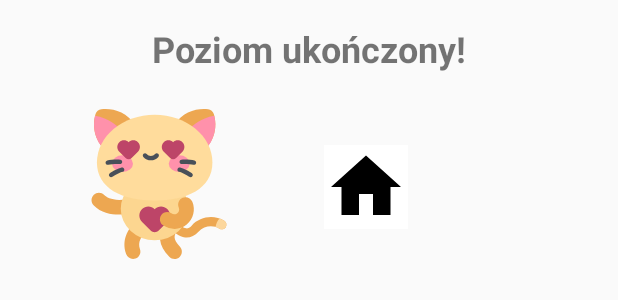
After one commit to Mantykora/Syllable, an Android app: the layout alert_dialog_level_end.xml on its own in the app's theme, with its tools: preview values and no code run, on a phone screen of 412 x 824 dp. The commit adds this screen. Shown: the top 300 px of the screen. Run offline under Robolectric (Android 15) with nearby library versions, the phone set to English and light mode, and no system bars.

Commit message:
feat: add end level dialog

```diff
--- a/app/src/main/java/eu/mantykora/sylaby/SyllableActivity.kt
+++ b/app/src/main/java/eu/mantykora/sylaby/SyllableActivity.kt
@@ -1,6 +1,7 @@
 package eu.mantykora.sylaby
 
 import android.content.Context
+import android.content.Intent
 import android.media.AudioAttributes
 import android.media.SoundPool
 import android.os.Bundle
@@ -338,7 +339,14 @@ class SyllableActivity : AppCompatActivity() {
 
             soundPool!!.play(succcessSoundId, 1F, 1F, 1, 0, 1F)
 
-           showAlertDialog()
+            if (levelNumber == levelList.lastIndex) {
+                Log.d("SyllableActivity", "last index")
+                showEndOfLevelDialog()
+            } else {
+                showAlertDialog()
+
+            }
+
 
             return
 
@@ -400,9 +408,7 @@ class SyllableActivity : AppCompatActivity() {
         val nextButton = view.findViewById<ImageButton>(R.id.next_alert_button)
 
         nextButton.setOnClickListener(View.OnClickListener {
-            if (levelNumber == levelList.lastIndex) {
-                Log.d("SyllableActivity", "last index")
-            } else {
+
             val sharedPref = applicationContext?.getSharedPreferences("level", Context.MODE_PRIVATE)
             sharedPref?.edit()?.putInt("levelInt", levelNumber+1)
                     ?.apply()
@@ -411,7 +417,7 @@ class SyllableActivity : AppCompatActivity() {
             dialog.dismiss()
 
             Log.d("click", "next") }
-        })
+        )
 
 
 
@@ -425,6 +431,13 @@ class SyllableActivity : AppCompatActivity() {
         dialog.show()
 
 
+        hide_dialog_bars(dialog)
+
+
+
+    }
+
+    private fun hide_dialog_bars(dialog: AlertDialog) {
         dialog.window.decorView.systemUiVisibility =
                 View.SYSTEM_UI_FLAG_LOW_PROFILE or
                 View.SYSTEM_UI_FLAG_FULLSCREEN or
@@ -435,9 +448,30 @@ class SyllableActivity : AppCompatActivity() {
 
         dialog.window.clearFlags(WindowManager.LayoutParams.FLAG_NOT_FOCUSABLE)
         supportActionBar?.hide()
+    }
+
+    private fun showEndOfLevelDialog() {
 
 
+        val builder = AlertDialog.Builder(this@SyllableActivity)
 
+        val view = layoutInflater.inflate(R.layout.alert_dialog_level_end, null)
+        builder.setView(view)
+
+        val homeButton = view.findViewById<ImageButton>(R.id.end_home_bt)
+        val dialog: AlertDialog = builder.create()
+
+        homeButton.setOnClickListener(View.OnClickListener {
+
+            val intent = Intent(this@SyllableActivity, MainActivity::class.java)
+            startActivity(intent)
+        })
+
+        dialog.window.setFlags(WindowManager.LayoutParams.FLAG_NOT_FOCUSABLE, WindowManager.LayoutParams.FLAG_NOT_FOCUSABLE)
+
+        dialog.show()
+
+        hide_dialog_bars(dialog)
     }
 
 
--- /dev/null
+++ b/app/src/main/res/drawable/ic_home_black_24dp.xml
@@ -0,0 +1,4 @@
+<vector android:height="56dp" android:viewportHeight="24.0"
+    android:viewportWidth="24.0" android:width="56dp" xmlns:android="http://schemas.android.com/apk/res/android">
+    <path android:fillColor="#FF000000" android:pathData="M10,20v-6h4v6h5v-8h3L12,3 2,12h3v8z"/>
+</vector>
--- /dev/null
+++ b/app/src/main/res/drawable/ic_kitty_heart.xml
@@ -0,0 +1,72 @@
+<vector xmlns:android="http://schemas.android.com/apk/res/android"
+    android:width="100dp"
+    android:height="100dp"
+    android:viewportWidth="512"
+    android:viewportHeight="512">
+  <path
+      android:pathData="M119.1,360.391c-26.739,0 -61.782,-5.902 -86.454,-31.9c-9.543,-10.056 -9.128,-25.944 0.928,-35.487s25.944,-9.129 35.486,0.928c8.116,8.551 34.496,22.425 76.248,13.733c13.569,-2.824 26.865,5.886 29.691,19.457c2.826,13.572 -5.884,26.866 -19.457,29.692C150.278,357.911 136.432,360.391 119.1,360.391z"
+      android:fillColor="#EDA751"/>
+  <path
+      android:pathData="M350.273,438.872c-1.739,0 -3.485,-0.096 -5.235,-0.29c-20.188,-2.238 -38.785,-16.81 -52.366,-41.033c-4.237,-7.557 -1.546,-17.119 6.012,-21.356c7.56,-4.24 17.12,-1.546 21.357,6.011c8.25,14.714 18.887,24.131 28.455,25.192c6.387,0.707 12.759,-2.402 18.913,-9.25c28.219,-31.415 76.139,-38.455 111.463,-16.378c7.348,4.592 9.581,14.271 4.988,21.619c-4.592,7.347 -14.269,9.582 -21.618,4.989c-19.468,-12.168 -51.534,-11.479 -71.492,10.738C379.191,431.982 364.985,438.872 350.273,438.872z"
+      android:fillColor="#EDA751"/>
+  <path
+      android:pathData="M462.243,408.375c7.349,4.593 17.026,2.358 21.618,-4.989c4.592,-7.348 2.359,-17.027 -4.989,-21.619c-5.08,-3.175 -10.426,-5.728 -15.931,-7.712c-8.122,6.689 -12.336,19.841 -13.666,28.651C453.967,404.041 458.358,405.947 462.243,408.375z"
+      android:fillColor="#FCD79D"/>
+  <path
+      android:pathData="M308.982,512c-6.519,0 -13.031,-2.523 -17.95,-7.553c-18.99,-19.424 -29.282,-38.704 -31.464,-58.945c-2.209,-20.495 4.705,-37.204 10.097,-47.988c6.198,-12.399 21.277,-17.426 33.677,-11.226c12.4,6.2 17.425,21.277 11.226,33.677c-5.698,11.395 -12.155,24.31 12.361,49.385c9.691,9.913 9.512,25.805 -0.401,35.497C321.647,509.62 315.311,512 308.982,512z"
+      android:fillColor="#EDA751"/>
+  <path
+      android:pathData="M167.448,512c-10.34,0 -20.023,-6.438 -23.666,-16.741c-16.983,-48.038 8.164,-88.766 28.004,-103.154c11.225,-8.138 26.919,-5.639 35.056,5.583c8.138,11.223 5.639,26.918 -5.583,35.057c-3.448,2.5 -19.077,20.514 -10.145,45.78c4.621,13.07 -2.229,27.412 -15.3,32.033C173.048,511.536 170.224,512 167.448,512z"
+      android:fillColor="#EDA751"/>
+  <path
+      android:pathData="M125.46,340.55a115.78,107.58 0,1 0,231.56 0a115.78,107.58 0,1 0,-231.56 0z"
+      android:fillColor="#FCD690"/>
+  <path
+      android:pathData="M170.783,154.001c22.655,-19.01 37.781,-50.921 5.826,-98.096C144.402,8.359 96.451,-3.56 59.015,0.851c-9.229,1.087 -16.973,7.585 -19.647,16.486c-10.844,36.101 -7.433,85.394 33.798,125.368C114.075,182.366 148.129,173.011 170.783,154.001z"
+      android:fillColor="#EDA751"/>
+  <path
+      android:pathData="M37.861,22.86c-8.89,35.495 -3.863,81.87 35.305,119.844c35.458,34.377 65.76,31.92 87.959,18.279C145.858,57.339 79.164,29.855 37.861,22.86z"
+      android:fillColor="#FF91AB"/>
+  <path
+      android:pathData="M311.698,154.001c-22.655,-19.01 -37.781,-50.921 -5.826,-98.096C338.079,8.359 386.03,-3.56 423.466,0.851c9.229,1.087 16.973,7.585 19.647,16.486c10.844,36.101 7.433,85.394 -33.798,125.368C368.406,182.366 334.352,173.011 311.698,154.001z"
+      android:fillColor="#EDA751"/>
+  <path
+      android:pathData="M444.62,22.86c8.89,35.495 3.863,81.87 -35.305,119.844c-35.458,34.377 -65.76,31.92 -87.959,18.279C336.623,57.339 403.317,29.855 444.62,22.86z"
+      android:fillColor="#FF91AB"/>
+  <path
+      android:pathData="M438.348,182.693c0,90.123 -88.248,129.596 -197.107,129.596S44.133,272.816 44.133,182.693S132.381,19.511 241.241,19.511S438.348,92.57 438.348,182.693z"
+      android:fillColor="#FFDC9C"/>
+  <path
+      android:pathData="M95.831,186.49a35.689,28.421 0,1 0,71.378 0a35.689,28.421 0,1 0,-71.378 0z"
+      android:fillColor="#FF91AB"/>
+  <path
+      android:pathData="M289.271,186.49a35.689,28.421 0,1 0,71.378 0a35.689,28.421 0,1 0,-71.378 0z"
+      android:fillColor="#FF91AB"/>
+  <path
+      android:pathData="M228.24,175.32c-9.839,0 -19.195,-4.261 -25.671,-11.691c-2.722,-3.123 -2.396,-7.86 0.727,-10.582c3.122,-2.721 7.859,-2.395 10.582,0.727c3.626,4.161 8.86,6.547 14.362,6.547c5.503,0 10.737,-2.386 14.362,-6.546c2.721,-3.125 7.458,-3.449 10.581,-0.728c3.123,2.721 3.449,7.459 0.727,10.582C247.437,171.059 238.08,175.32 228.24,175.32z"
+      android:fillColor="#495059"/>
+  <path
+      android:pathData="M81.195,190.682c-3.36,0 -6.418,-2.275 -7.271,-5.683c-1.004,-4.018 1.438,-8.09 5.457,-9.095c9.79,-2.447 33.121,-4.191 44.485,-2.69c4.106,0.543 6.995,4.311 6.453,8.418c-0.544,4.108 -4.317,6.995 -8.418,6.453c-9.285,-1.227 -30.765,0.342 -38.882,2.371C82.41,190.608 81.798,190.682 81.195,190.682z"
+      android:fillColor="#495059"/>
+  <path
+      android:pathData="M92.561,232.968c-2.3,0 -4.569,-1.054 -6.04,-3.046c-2.46,-3.333 -1.752,-8.029 1.58,-10.488c8.12,-5.994 29.027,-16.496 40.104,-19.437c4.005,-1.062 8.111,1.322 9.174,5.324c1.063,4.004 -1.321,8.111 -5.324,9.174c-9.052,2.403 -28.314,12.038 -35.046,17.007C95.67,232.491 94.108,232.968 92.561,232.968z"
+      android:fillColor="#495059"/>
+  <path
+      android:pathData="M375.286,190.682c-0.603,0 -1.214,-0.073 -1.824,-0.226c-8.119,-2.029 -29.596,-3.597 -38.884,-2.371c-4.095,0.542 -7.875,-2.346 -8.418,-6.453c-0.542,-4.106 2.347,-7.875 6.453,-8.418c11.364,-1.502 34.695,0.243 44.485,2.69c4.019,1.005 6.462,5.077 5.458,9.095C381.704,188.406 378.646,190.681 375.286,190.682z"
+      android:fillColor="#495059"/>
+  <path
+      android:pathData="M363.92,232.968c-1.547,0 -3.107,-0.477 -4.448,-1.466c-6.732,-4.969 -25.995,-14.605 -35.047,-17.007c-4.003,-1.063 -6.387,-5.17 -5.324,-9.173s5.165,-6.387 9.174,-5.325c11.078,2.941 31.984,13.443 40.105,19.437c3.332,2.46 4.04,7.155 1.58,10.488C368.489,231.914 366.22,232.968 363.92,232.968z"
+      android:fillColor="#495059"/>
+  <path
+      android:pathData="M152.318,113.621c-8.764,-8.764 -22.909,-8.867 -31.799,-0.31c-9.174,8.83 -9.003,23.739 0.001,32.742l21.594,21.594c5.635,5.635 14.772,5.635 20.408,0l21.594,-21.594c9.004,-9.004 9.175,-23.913 0.001,-32.743C175.226,104.754 161.081,104.857 152.318,113.621z"
+      android:fillColor="#BD4568"/>
+  <path
+      android:pathData="M241.241,341.999c-11.84,-11.84 -30.949,-11.979 -42.96,-0.419c-12.394,11.929 -12.162,32.07 0.002,44.234l29.173,29.173c7.613,7.614 19.957,7.614 27.571,0l29.173,-29.173c12.164,-12.164 12.396,-32.305 0.001,-44.234C272.189,330.02 253.08,330.16 241.241,341.999z"
+      android:fillColor="#BD4568"/>
+  <path
+      android:pathData="M304.163,113.621c8.764,-8.764 22.909,-8.867 31.799,-0.31c9.174,8.83 9.003,23.739 -0.001,32.742l-21.594,21.594c-5.636,5.635 -14.772,5.635 -20.408,0l-21.594,-21.594c-9.004,-9.004 -9.176,-23.913 -0.001,-32.743C281.255,104.754 295.4,104.857 304.163,113.621z"
+      android:fillColor="#BD4568"/>
+  <path
+      android:pathData="M309.389,409.439c-13.311,0.001 -26.86,-4.067 -39.125,-12.254c-11.53,-7.696 -14.638,-23.283 -6.942,-34.813c7.695,-11.53 23.283,-14.641 34.814,-6.943c10.077,6.725 17.25,3.093 20.629,0.329c4.594,-3.759 8.217,-10.908 4.61,-19.7c-5.263,-12.825 0.869,-27.488 13.694,-32.751c12.829,-5.262 27.49,0.87 32.751,13.695c11.363,27.694 3.622,58.882 -19.261,77.608C338.504,404.474 324.093,409.438 309.389,409.439z"
+      android:fillColor="#EDA751"/>
+</vector>
--- /dev/null
+++ b/app/src/main/res/layout/alert_dialog_level_end.xml
@@ -0,0 +1,45 @@
+<?xml version="1.0" encoding="utf-8"?>
+<android.support.constraint.ConstraintLayout xmlns:android="http://schemas.android.com/apk/res/android"
+    xmlns:app="http://schemas.android.com/apk/res-auto"
+    xmlns:tools="http://schemas.android.com/tools"
+    android:layout_width="match_parent"
+    android:layout_height="wrap_content">
+
+    <ImageView
+        android:id="@+id/imageView"
+        android:layout_width="wrap_content"
+        android:layout_height="wrap_content"
+        android:layout_marginBottom="16dp"
+        android:layout_marginStart="56dp"
+        android:layout_marginTop="24dp"
+        app:layout_constraintBottom_toBottomOf="parent"
+        app:layout_constraintStart_toStartOf="parent"
+        app:layout_constraintTop_toBottomOf="@+id/textView7"
+        app:srcCompat="@drawable/ic_kitty_heart" />
+
+    <TextView
+        android:id="@+id/textView7"
+        android:layout_width="wrap_content"
+        android:layout_height="wrap_content"
+        android:layout_marginEnd="8dp"
+        android:layout_marginStart="8dp"
+        android:layout_marginTop="16dp"
+        android:text="Poziom ukończony!"
+        android:textSize="24sp"
+        android:textStyle="bold"
+        app:layout_constraintEnd_toEndOf="parent"
+        app:layout_constraintHorizontal_bias="0.503"
+        app:layout_constraintStart_toStartOf="parent"
+        app:layout_constraintTop_toTopOf="parent" />
+
+    <ImageButton
+        android:id="@+id/end_home_bt"
+        android:layout_width="wrap_content"
+        android:layout_height="wrap_content"
+        android:layout_marginStart="60dp"
+        android:layout_marginTop="24dp"
+        android:background="@drawable/image_button_style"
+        app:layout_constraintStart_toEndOf="@+id/imageView"
+        app:layout_constraintTop_toTopOf="@+id/imageView"
+        app:srcCompat="@drawable/ic_home_black_24dp" />
+</android.support.constraint.ConstraintLayout>
```
